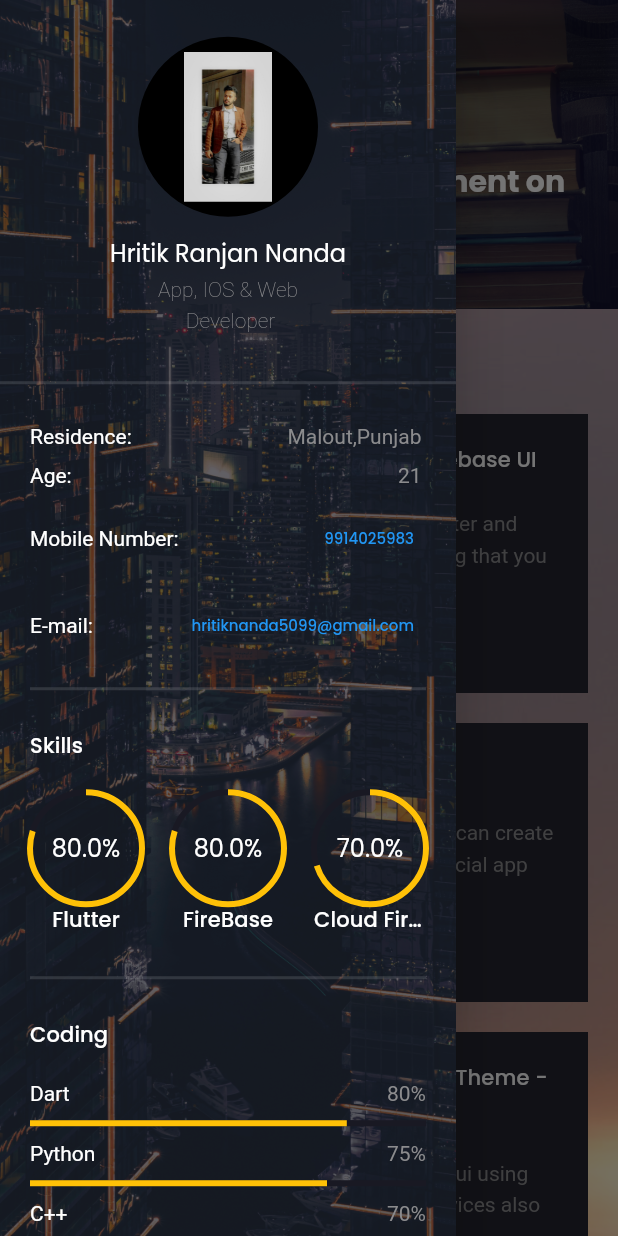
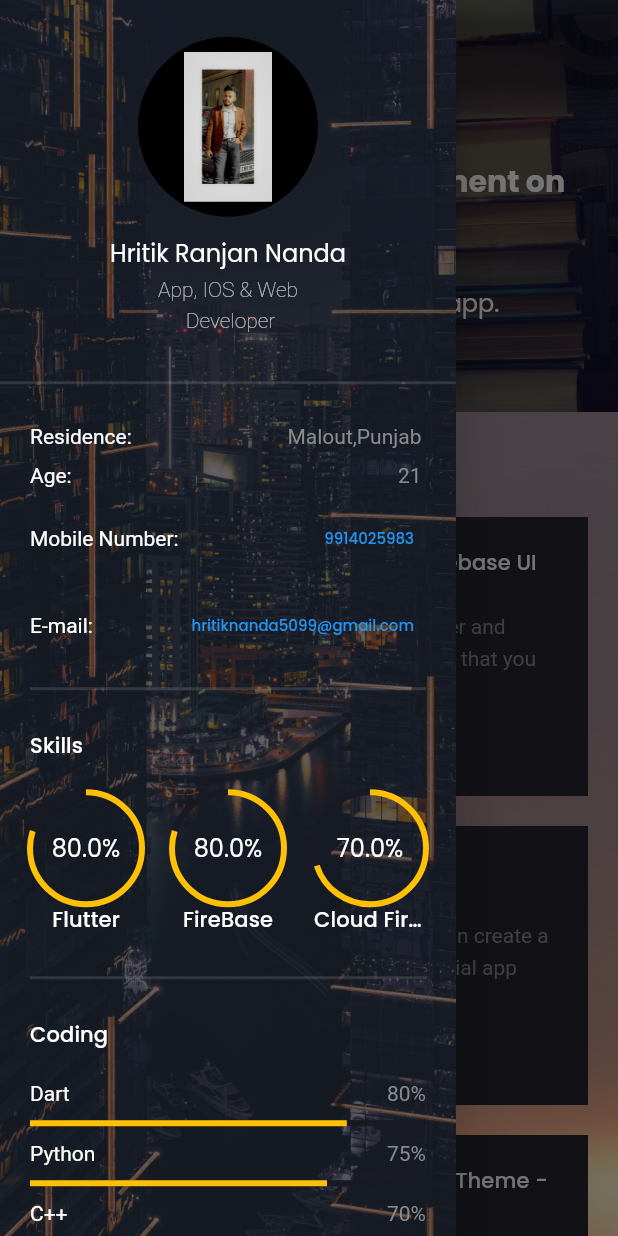
Before and after one commit to Hritik5099/hritikportfolio, a Flutter app: the screen it shows after launch, after a tap on the "menu" icon, on a phone screen of 412 x 824 dp. Run offline on Flutter 3.47's test engine with Material 2 defaults, Android fonts, the light colour scheme and no system bars; drawn by our look-alikes of animated_text_kit; our stand-ins replace google_fonts.

Commit message:
some changes

```diff
--- a/lib/components/banner.dart
+++ b/lib/components/banner.dart
@@ -12,7 +12,7 @@ class banner extends StatelessWidget {
   @override
   Widget build(BuildContext context) {
     return AspectRatio(
-      aspectRatio: Responsive.isMobileLarge(context)?2:Responsive.isTablet(context)?3:4,
+      aspectRatio: Responsive.isMobileLarge(context)?1.5:Responsive.isTablet(context)?3:4,
       child: Stack(
         fit: StackFit.expand,
         children: [
@@ -75,7 +75,7 @@ class AnimatedText extends StatelessWidget {
                 ),
               ),
               Text(
-                intro,
+                Responsive.isMobile(context)?intro1:intro,
                 style: Responsive.isDesktop(context)? Theme.of(context).textTheme.headline5!.copyWith(
                     fontWeight: FontWeight.bold,
                     color: Colors.white
@@ -91,24 +91,24 @@ class AnimatedText extends StatelessWidget {
               ),
               if (Responsive.isMobileLarge(context) && !Responsive.isMobile(context))
                 const SizedBox(height: defaultPadding/2,),
-              if (!Responsive.isMobile(context))
+              //if (!Responsive.isMobile(context))
               DefaultTextStyle(
                 style: Theme.of(context).textTheme.subtitle1!,
                 child: Row(
                   children: [
-                    if (!Responsive.isMobile(context))
-                    Text("I bulid",style: TextStyle(color: primaryColor),),
+                    //if (!Responsive.isMobile(context))
+                    Text("\nI bulid",style: TextStyle(color: primaryColor),),
                     AnimatedTextKit(animatedTexts: [
                       TyperAnimatedText(
-                        " responsive web and mobile app.",
+                        "\n responsive web and mobile app.",
                         speed: Duration(milliseconds: 60),
                       ),
                       TyperAnimatedText(
-                        " python projects.",
+                        "\n python projects.",
                         speed: Duration(milliseconds: 60),
                       ),
                       TyperAnimatedText(
-                        " flutter projects.",
+                        "\n flutter projects.",
                         speed: Duration(milliseconds: 60),
                       ),
                     ]),
--- a/lib/constants.dart
+++ b/lib/constants.dart
@@ -11,3 +11,4 @@ const defaultDuration = Duration(seconds: 1);
 const maxWidth = 1440.0;
 final String intro_heading= "Hi, I'm Hritik Ranjan Nanda";
 final String intro= "I am passionated to Investment on my\nLearning";
+final String intro1= "I am passionated to Investment on my Learning";
--- a/lib/models/Project.dart
+++ b/lib/models/Project.dart
@@ -8,26 +8,26 @@ List<Project> demo_projects = [
   Project(
     title: "Responsive Login Page - Flutter & firebase UI",
     description:
-        "In this I build a login page UI build with flutter and firebase. This UI contains almost everything that you need to do after you installed a new app like SignUp, SignIn, Forget Password, etc",
+    "In this I build a login page-UI by using flutter and firebase. This UI contain almost everything that you need to do after you installed a new app like SignUp, SignIn, Forget Password, etc",
   ),
   Project(
     title: "Social Media App - Flutter & Firebase ",
     description:
-        "In the Social Media, we show you how you can create a nice clean onboarding screen for your social app that can run both Andriod and iOS devices because it builds with flutter. We also build a Sign in, Forgot Password screen with a custom error indicator. And in the main part of the app it contains the features of instagram where we can follow and unfollow and user. Also it has an additional feature of e-commerce where one can easily sell and buy and good on this platform.",
+    "In the Social Media, I show you how you can create a nice clean on-boarding screen for your social app that can run both Android and IOS devices because it build with flutter. I also build a Sign in, Forgot Password screen with a custom error indicator. And in the main part of this app it contain the features of instagram where we can follow/unfollow users. Also it has an additional feature of e-commerce where one can easily sell/buy any goods on this platform.",
   ),
   Project(
     title: "Chat/Messaging App Light and Dark Theme - Flutter UI",
     description:
-        "Today we gonna build messing/chat app #ui using #flutter that runs both Android and iOS devices also has a dark and light theme. We create in total 4 screens all of that support both Dark Theme and Light Theme. At first, we design a welcome screen that contains an image with a tag line also has a skip button.",
+    "In this I gonna build messaging/chat app #UI using #Flutter that runs both Android and IOS devices also has a dark and light theme. I create in total 4 screens all of that support both Dark Theme and Light Theme. At first, I design a welcome screen that contain an image with a tag line and also has a skip button.",
   ),
   Project(
     title: "Welcome page, Login Page and Sign up page - Flutter UI",
     description:
-        "In the first part of our complete e-commerce app, we show you how you can create a nice clean onboarding screen for your e-commerce app that can run both Andriod and iOS devices because it builds with flutter. Then on the second episode, we build a Sign in, Forgot Password screen with a custom error indicator.",
+    "In the first part of our complete e-commerce app, I show you how you can create a nice clean on-boarding screen for your e-commerce app that can run both Android and IOS devices because it builds with flutter. Then on the second episode, I build a Sign in, Forgot password screen with a custom error indicator.",
   ),
   Project(
     title: "Trading Lecture App - Flutter",
     description:
-        "We redesign the outlook app also make it responsive so that you can run it everywhere on your phone, tab, or web. In this flutter app , we created an online lecture taking platform related to trading. Make mobile, web, and desktop app from a single codebase.",
+    "I redesign the outlook app also make it responsive so that you can run it everywhere on your phone, tab, or web. In this flutter app , I created an online lecture taking platform related to trading. Make mobile, web, and desktop app from a single codebase.",
   ),
 ];
--- a/lib/screens/myBadge.dart
+++ b/lib/screens/myBadge.dart
@@ -17,7 +17,7 @@ class myBadges extends StatelessWidget {
       crossAxisAlignment: CrossAxisAlignment.start,
       //crossAxisAlignment: CrossAxisAlignment.start,
       children: [
-        const SizedBox(height: defaultPadding,),
+        const SizedBox(height: defaultPadding*2,),
         Text(
           "    My Badges ",
           style: Responsive.isDesktop(context)? Theme.of(context).textTheme.headline5!.copyWith(
@@ -28,17 +28,19 @@ class myBadges extends StatelessWidget {
               color: Colors.white
           ),
         ),
-        const SizedBox(height: defaultPadding,),
+        //const SizedBox(height: defaultPadding,),
         SingleChildScrollView(
           scrollDirection: Axis.horizontal,
           child: Row(
             children:List.generate(demo_badges.length, (index) => Padding(
               padding: const EdgeInsets.all(defaultPadding),
               child: googlebatchCard(badges: demo_badges[index],),
-            )),
+            ),
+
+            ),
           ),
         ),
-        const SizedBox(height: defaultPadding,),
+        //const SizedBox(height: defaultPadding,),
       ],
     );
   }
--- a/lib/screens/myRecommendation.dart
+++ b/lib/screens/myRecommendation.dart
@@ -16,7 +16,7 @@ class myRecommendation extends StatelessWidget {
       crossAxisAlignment: CrossAxisAlignment.start,
       //crossAxisAlignment: CrossAxisAlignment.start,
       children: [
-        const SizedBox(height: defaultPadding,),
+        //const SizedBox(height: defaultPadding,),
         Text(
           "    Recommendations",
           style: Responsive.isDesktop(context)? Theme.of(context).textTheme.headline5!.copyWith(
@@ -27,7 +27,7 @@ class myRecommendation extends StatelessWidget {
               color: Colors.white
           ),
         ),
-        const SizedBox(height: defaultPadding,),
+        const SizedBox(height: defaultPadding*2,),
         SingleChildScrollView(
           scrollDirection: Axis.horizontal,
           child: Row(
--- a/lib/screens/mySocial.dart
+++ b/lib/screens/mySocial.dart
@@ -9,6 +9,16 @@ class mySocial extends StatelessWidget {
     Key? key,
   }) : super(key: key);
 
+  _sendingMails() async{
+    const url="mailto:hritiknanda5099@gmail.com";
+    if(await canLaunch(url)){
+      await launch(url);
+    }
+    else{
+      throw "Could not lauch $url";
+    }
+  }
+
   @override
   Widget build(BuildContext context) {
     return Column(
@@ -16,7 +26,7 @@ class mySocial extends StatelessWidget {
       children: [
         //const SizedBox(height: defaultPadding,),
         Text(
-          "   Social Media",
+          "Social Media",
           style: Responsive.isDesktop(context)? Theme.of(context).textTheme.headline5!.copyWith(
               fontWeight: FontWeight.bold,
               color: Colors.white
@@ -32,12 +42,15 @@ class mySocial extends StatelessWidget {
               children:[
                 socialButon(url: "https://www.linkedin.com/in/hritik-ranjan-nanda-584b46195",imageName: "linkedin",),
                 const SizedBox(width: defaultPadding,),
-                socialButon(url: "https://mail.google.com/mail/u/0/#inbox?compose=GTvVlcRzCMnNFqRdBmSVcZnnNbcbFxJwtVkbFqMBVvnVwlQRxBkJdxqQRSMLgQXGjwZlDrKrKgsWT",imageName: "gmail",),
+                socialButon(url: "mailto:hritiknanda5099@gmail.com",imageName: "gmail",),
                 const SizedBox(width: defaultPadding,),
                 socialButon(url: "https://twitter.com/HritikRanjanNa1?t=gfg8mcmR40c7HG62fXb7cQ&s=09",imageName: "twitter",),
                 const SizedBox(width: defaultPadding,),
                 socialButon(url: "https://www.instagram.com/invites/contact/?i=ri4sv2cdwxxj&utm_content=5lb6t0z",imageName: "instagram",),
-                ]),
+                const SizedBox(width: defaultPadding,),
+                socialButon(url: "https://github.com/Hritik5099",imageName: "github",),
+
+              ]),
             ),
         const SizedBox(height: defaultPadding,),
       ],
--- a/lib/screens/my_info.dart
+++ b/lib/screens/my_info.dart
@@ -37,6 +37,7 @@ class my_info extends StatelessWidget {
               "App, IOS & Web \n Developer",
               textAlign: TextAlign.center,
               style: TextStyle(
+                color: Colors.white70,
                 fontWeight: FontWeight.w200,
                 height: 1.5,
               ),
```
Also changed, not shown: lib/components/basic_info.dart (+13 -2 lines), lib/models/Recommendation.dart (+10 -3 lines), assets/icons/github.png (added).
